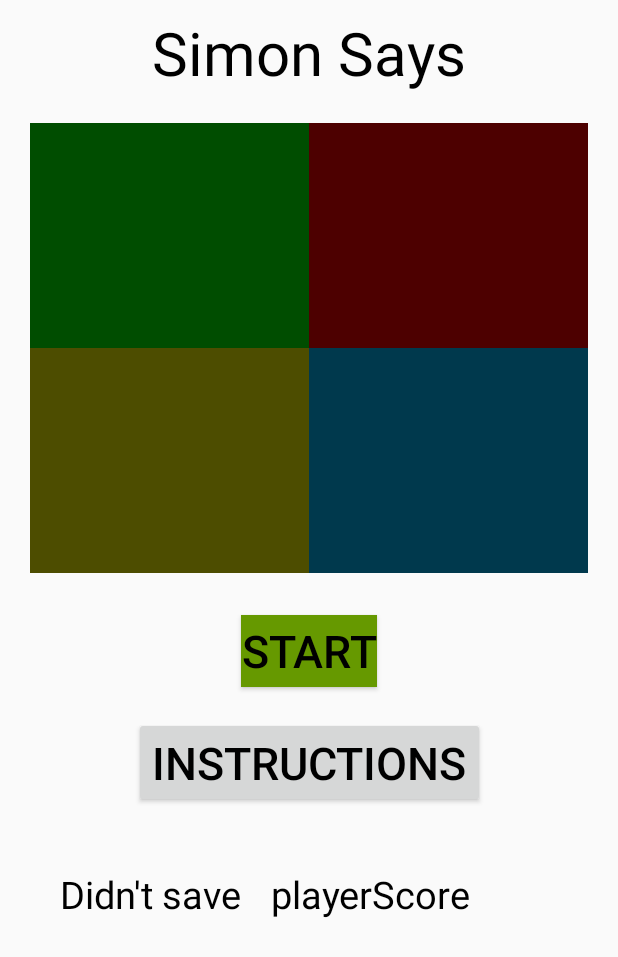
After one commit to echemendiac/assignment02_csci_4020, an Android app: the Original_Game screen opened directly, with no data from a screen before it, on a phone screen of 412 x 824 dp. The commit adds this screen. Shown: the top 957 px of the screen. Run offline under Robolectric (Android 15) with nearby library versions, the phone set to English and light mode, and no system bars.

Commit message:
Started Modify Player Class

```diff
--- a/app/build.gradle
+++ b/app/build.gradle
@@ -22,6 +22,7 @@ dependencies {
     implementation fileTree(dir: 'libs', include: ['*.jar'])
     implementation 'com.android.support:appcompat-v7:28.0.0'
     implementation 'com.android.support.constraint:constraint-layout:1.1.3'
+    implementation 'com.android.support:design:28.0.0'
     testImplementation 'junit:junit:4.12'
     androidTestImplementation 'com.android.support.test:runner:1.0.2'
     androidTestImplementation 'com.android.support.test.espresso:espresso-core:3.0.2'
--- a/app/src/main/AndroidManifest.xml
+++ b/app/src/main/AndroidManifest.xml
@@ -9,6 +9,10 @@
         android:roundIcon="@mipmap/ic_launcher_round"
         android:supportsRtl="true"
         android:theme="@style/AppTheme">
+        <activity
+            android:name=".Original_Game"
+            android:label="@string/title_activity_original__game"
+            android:theme="@style/AppTheme.NoActionBar"></activity>
         <activity android:name=".MainActivity">
             <intent-filter>
                 <action android:name="android.intent.action.MAIN" />
--- /dev/null
+++ b/app/src/main/java/com/example/chris/assignment02_csci_4020/Original_Game.java
@@ -0,0 +1,43 @@
+package com.example.chris.assignment02_csci_4020;
+
+import android.app.AlertDialog;
+import android.content.Context;
+import android.content.DialogInterface;
+import android.content.Intent;
+import android.media.Image;
+import android.os.Bundle;
+import android.support.design.widget.FloatingActionButton;
+import android.support.design.widget.Snackbar;
+import android.support.v7.app.AppCompatActivity;
+import android.support.v7.widget.Toolbar;
+import android.text.InputType;
+import android.view.View;
+import android.widget.EditText;
+import android.widget.TextView;
+
+public class Original_Game extends AppCompatActivity {
+
+    @Override
+    protected void onCreate(Bundle savedInstanceState) {
+        super.onCreate(savedInstanceState);
+        setContentView(R.layout.game);
+
+
+        Player player = new Player(this);
+
+        TextView playerName_tv = findViewById(R.id.playerName_tv);
+        playerName_tv.setText(player.getName());
+
+        findViewById(R.id.start_b).setOnClickListener(new View.OnClickListener() {
+            @Override
+            public void onClick(View v) {
+                randomSequence sequence = new randomSequence();
+
+
+            }
+        });
+    }
+
+
+
+}
--- /dev/null
+++ b/app/src/main/java/com/example/chris/assignment02_csci_4020/Player.java
@@ -0,0 +1,82 @@
+package com.example.chris.assignment02_csci_4020;
+
+import android.app.AlertDialog;
+import android.content.Context;
+import android.content.DialogInterface;
+import android.text.InputType;
+import android.widget.EditText;
+
+import com.example.chris.assignment02_csci_4020.Original_Game;
+
+public class Player {
+    private String name;
+    private int highScore;
+    private int sequenceCount;
+    private Context context;
+    private double multiplier;
+
+    public Player(){
+
+    }
+    public Player(String name){
+        this.name = name;
+    }
+
+    public Player(Context context){
+        this.context = context;
+        this.name = dialogName();
+    }
+
+    public Player(String name, int highScore) {
+        this.name = name;
+        this.highScore = highScore;
+    }
+
+
+    public String getName() {
+        return name;
+    }
+
+    public void setName(String name) {
+        this.name = name;
+    }
+
+    public int getScore() {
+        return sequenceCount;
+    }
+
+    public void setScore(int sequenceCount) {
+        this.sequenceCount = sequenceCount;
+    }
+
+    private String dialogName() {
+
+        final String[] name = {"Didn't save"};
+
+        AlertDialog.Builder builder = new AlertDialog.Builder(context);
+        builder.setTitle("Player Name");
+
+// Set up the input
+        final EditText input = new EditText(context);
+// Specify the type of input expected; this, for example, sets the input as a password, and will mask the text
+        builder.setView(input);
+
+// Set up the buttons
+        builder.setPositiveButton("OK", new DialogInterface.OnClickListener() {
+            @Override
+            public void onClick(DialogInterface dialog, int which) {
+                name[0] = input.getText().toString();
+            }
+        });
+        builder.setNegativeButton("Cancel", new DialogInterface.OnClickListener() {
+            @Override
+            public void onClick(DialogInterface dialog, int which) {
+                dialog.cancel();
+            }
+        });
+
+        builder.show();
+        return name[0];
+
+    }
+}
--- a/app/src/main/java/com/example/chris/assignment02_csci_4020/randomSequence.java
+++ b/app/src/main/java/com/example/chris/assignment02_csci_4020/randomSequence.java
@@ -5,7 +5,7 @@ import java.util.Random;
 
 
 public class randomSequence {
-    private Vector sequence = new Vector();
+    private Vector<Integer> sequence = new Vector<Integer>();
     private int nextRand;
     private Random rand;
 
@@ -20,4 +20,7 @@ public class randomSequence {
         this.sequence.add(nextRand);
         return this.sequence;
     }
+    public int GetSize(){
+        return this.sequence.size();
+    }
 }
--- a/app/src/main/res/layout/game.xml
+++ b/app/src/main/res/layout/game.xml
@@ -24,7 +24,7 @@
     <LinearLayout
         android:id="@+id/gameGrid_ll"
         android:layout_width="match_parent"
-        android:layout_height="400dp"
+        android:layout_height="300dp"
         android:layout_margin="20dp"
         app:layout_constraintTop_toBottomOf="@+id/title"
         android:orientation="vertical"
--- a/app/src/main/res/values/strings.xml
+++ b/app/src/main/res/values/strings.xml
@@ -1,3 +1,4 @@
 <resources>
     <string name="app_name">assignment02_csci_4020</string>
+    <string name="title_activity_original__game">Original_Game</string>
 </resources>
--- a/app/src/main/res/values/styles.xml
+++ b/app/src/main/res/values/styles.xml
@@ -8,4 +8,13 @@
         <item name="colorAccent">@color/colorAccent</item>
     </style>
 
+    <style name="AppTheme.NoActionBar">
+        <item name="windowActionBar">false</item>
+        <item name="windowNoTitle">true</item>
+    </style>
+
+    <style name="AppTheme.AppBarOverlay" parent="ThemeOverlay.AppCompat.Dark.ActionBar" />
+
+    <style name="AppTheme.PopupOverlay" parent="ThemeOverlay.AppCompat.Light" />
+
 </resources>
```
Also changed, not shown: app/src/main/java/Player.java (deleted, +0 -26 lines), app/src/main/java/com/example/chris/assignment02_csci_4020/MainActivity.java (+10 -1 lines).
